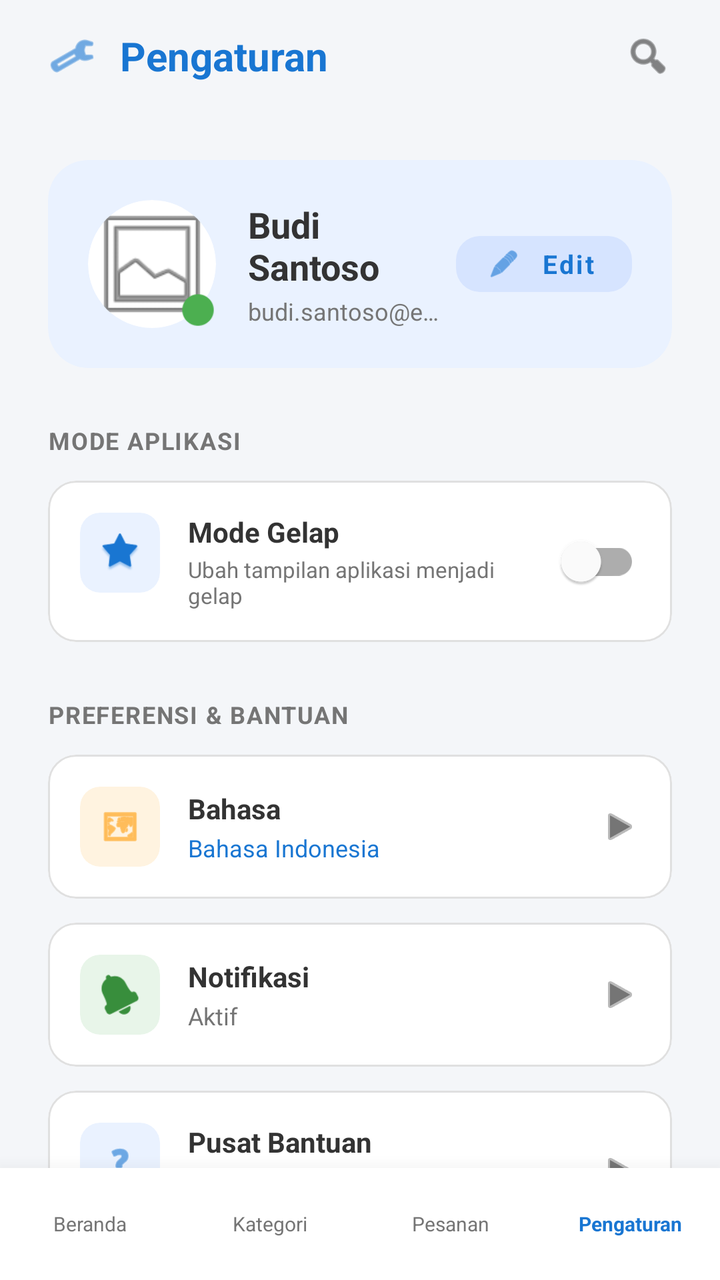
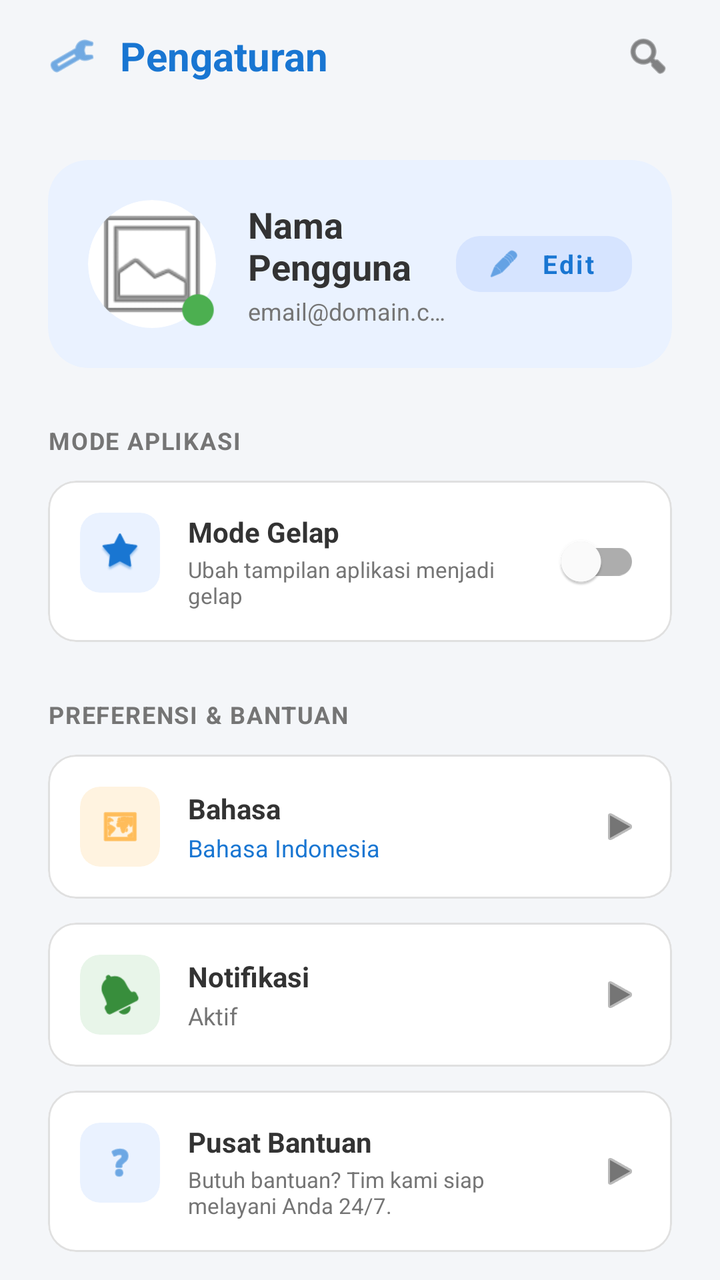

Two renders of the same Android screen: before a commit and after it. Below are the layout's source before the change and the commit's diff.
<!-- AndroidManifest.xml: application theme Theme.DataMart -->
<!-- res/layout/fragment_settings.xml -->
<?xml version="1.0" encoding="utf-8"?>
<androidx.constraintlayout.widget.ConstraintLayout xmlns:android="http://schemas.android.com/apk/res/android"
    xmlns:app="http://schemas.android.com/apk/res-auto"
    android:layout_width="match_parent"
    android:layout_height="match_parent"
    android:background="@color/background_light">

    
    <LinearLayout
        android:id="@+id/topBarSettings"
        android:layout_width="match_parent"
        android:layout_height="?attr/actionBarSize"
        android:background="@color/background_light"
        android:gravity="center_vertical"
        android:orientation="horizontal"
        android:paddingHorizontal="24dp"
        app:layout_constraintTop_toTopOf="parent">

        <ImageView
            android:layout_width="24dp"
            android:layout_height="24dp"
            android:src="@android:drawable/ic_menu_manage"
            app:tint="@color/lumina_blue" />

        <TextView
            android:layout_width="0dp"
            android:layout_height="wrap_content"
            android:layout_marginStart="12dp"
            android:layout_weight="1"
            android:text="Pengaturan"
            android:textColor="@color/lumina_blue"
            android:textSize="20sp"
            android:textStyle="bold" />

        <ImageView
            android:layout_width="24dp"
            android:layout_height="24dp"
            android:src="@android:drawable/ic_menu_search"
            app:tint="@color/text_primary" />
    </LinearLayout>

    <androidx.core.widget.NestedScrollView
        android:layout_width="match_parent"
        android:layout_height="0dp"
        android:fillViewport="true"
        app:layout_constraintTop_toBottomOf="@id/topBarSettings"
        app:layout_constraintBottom_toTopOf="@id/bottomNavigationMockSettings">

        <LinearLayout
            android:layout_width="match_parent"
            android:layout_height="wrap_content"
            android:orientation="vertical"
            android:padding="24dp">

            
            <com.google.android.material.card.MaterialCardView
                android:layout_width="match_parent"
                android:layout_height="wrap_content"
                android:layout_marginBottom="28dp"
                app:cardBackgroundColor="@color/lumina_blue_light"
                app:cardCornerRadius="20dp"
                app:cardElevation="0dp"
                app:strokeWidth="0dp">

                <RelativeLayout
                    android:layout_width="match_parent"
                    android:layout_height="wrap_content"
                    android:padding="20dp">

                    
                    <FrameLayout
                        android:id="@+id/flProfileFrame"
                        android:layout_width="64dp"
                        android:layout_height="64dp"
                        android:layout_centerVertical="true">

                        <com.google.android.material.card.MaterialCardView
                            android:layout_width="match_parent"
                            android:layout_height="match_parent"
                            app:cardCornerRadius="32dp"
                            app:cardElevation="0dp"
                            app:strokeWidth="0dp">
                            <ImageView
                                android:layout_width="match_parent"
                                android:layout_height="match_parent"
                                android:scaleType="centerCrop"
                                android:src="@android:drawable/ic_menu_gallery" />
                        </com.google.android.material.card.MaterialCardView>

                        <ImageView
                            android:layout_width="18dp"
                            android:layout_height="18dp"
                            android:layout_gravity="bottom|end"
                            android:background="@android:drawable/presence_online"
                            android:backgroundTint="#4CAF50"
                            android:padding="2dp" />
                    </FrameLayout>

                    
                    <LinearLayout
                        android:layout_width="wrap_content"
                        android:layout_height="wrap_content"
                        android:layout_centerVertical="true"
                        android:layout_marginStart="16dp"
                        android:layout_toEndOf="@id/flProfileFrame"
                        android:layout_toStartOf="@id/btnEditProfile"
                        android:orientation="vertical">
                        <TextView
                            android:id="@+id/tvProfileName"
                            android:layout_width="wrap_content"
                            android:layout_height="wrap_content"
                            android:text="Budi Santoso"
                            android:textColor="@color/text_primary"
                            android:textSize="18sp"
                            android:textStyle="bold" />
                        <TextView
                            android:id="@+id/tvProfileEmail"
                            android:layout_width="wrap_content"
                            android:layout_height="wrap_content"
                            android:layout_marginTop="2dp"
                            android:text="budi.santoso@email.com"
                            android:textColor="@color/text_secondary"
                            android:textSize="12sp"
                            android:ellipsize="end"
                            android:maxLines="1"/>
                    </LinearLayout>

                    
                    <com.google.android.material.button.MaterialButton
                        android:id="@+id/btnEditProfile"
                        style="@style/Widget.MaterialComponents.Button.UnelevatedButton"
                        android:layout_width="wrap_content"
                        android:layout_height="40dp"
                        android:layout_alignParentEnd="true"
                        android:layout_centerVertical="true"
                        android:text="Edit"
                        android:textAllCaps="false"
                        android:textColor="@color/lumina_blue"
                        android:textSize="13sp"
                        android:textStyle="bold"
                        app:backgroundTint="#D6E4FF"
                        app:cornerRadius="12dp"
                        app:icon="@android:drawable/ic_menu_edit"
                        app:iconSize="16dp"
                        app:iconTint="@color/lumina_blue"
                        app:rippleColor="#ADC8FF" />
                </RelativeLayout>
            </com.google.android.material.card.MaterialCardView>

            
            <TextView
                android:layout_width="wrap_content"
                android:layout_height="wrap_content"
                android:layout_marginBottom="12dp"
                android:text="MODE APLIKASI"
                android:textColor="@color/text_secondary"
                android:textSize="12sp"
                android:textStyle="bold"
                android:letterSpacing="0.05" />

            <com.google.android.material.card.MaterialCardView
                android:layout_width="match_parent"
                android:layout_height="wrap_content"
                android:layout_marginBottom="28dp"
                app:cardBackgroundColor="@color/white"
                app:cardCornerRadius="14dp"
                app:cardElevation="0dp"
                app:strokeColor="#E0E0E0"
                app:strokeWidth="1dp">
                <RelativeLayout
                    android:layout_width="match_parent"
                    android:layout_height="wrap_content"
                    android:padding="16dp">

                    <com.google.android.material.card.MaterialCardView
                        android:id="@+id/cvMoonIcon"
                        android:layout_width="40dp"
                        android:layout_height="40dp"
                        app:cardBackgroundColor="@color/lumina_blue_light"
                        app:cardCornerRadius="10dp"
                        app:cardElevation="0dp">
                        <ImageView
                            android:layout_width="20dp"
                            android:layout_height="20dp"
                            android:layout_gravity="center"
                            android:src="@android:drawable/star_big_on"
                            app:tint="@color/lumina_blue" />
                    </com.google.android.material.card.MaterialCardView>

                    <LinearLayout
                        android:layout_width="wrap_content"
                        android:layout_height="wrap_content"
                        android:layout_centerVertical="true"
                        android:layout_marginStart="14dp"
                        android:layout_toEndOf="@id/cvMoonIcon"
                        android:orientation="vertical">
                        <TextView
                            android:layout_width="wrap_content"
                            android:layout_height="wrap_content"
                            android:text="Mode Gelap"
                            android:textColor="@color/text_primary"
                            android:textStyle="bold"
                            android:textSize="14sp" />
                        <TextView
                            android:layout_width="180dp"
                            android:layout_height="wrap_content"
                            android:layout_marginTop="2dp"
                            android:text="Ubah tampilan aplikasi menjadi gelap"
                            android:textColor="@color/text_secondary"
                            android:textSize="11sp" />
                    </LinearLayout>

                    <com.google.android.material.switchmaterial.SwitchMaterial
                        android:id="@+id/switchTheme"
                        android:layout_width="wrap_content"
                        android:layout_height="wrap_content"
                        android:layout_alignParentEnd="true"
                        android:layout_centerVertical="true"
                        app:useMaterialThemeColors="true" />
                </RelativeLayout>
            </com.google.android.material.card.MaterialCardView>

            
            <TextView
                android:layout_width="wrap_content"
                android:layout_height="wrap_content"
                android:layout_marginBottom="12dp"
                android:text="PREFERENSI &amp; BANTUAN"
                android:textColor="@color/text_secondary"
                android:textSize="12sp"
                android:textStyle="bold"
                android:letterSpacing="0.05" />

            <com.google.android.material.card.MaterialCardView
                android:layout_width="match_parent"
                android:layout_height="wrap_content"
                android:layout_marginBottom="12dp"
                android:clickable="true"
                android:focusable="true"
                android:foreground="?attr/selectableItemBackground"
                app:cardBackgroundColor="@color/white"
                app:cardCornerRadius="14dp"
                app:cardElevation="0dp"
                app:strokeColor="#E0E0E0"
                app:strokeWidth="1dp">
                <RelativeLayout
                    android:layout_width="match_parent"
                    android:layout_height="wrap_content"
                    android:padding="16dp">
                    <com.google.android.material.card.MaterialCardView
                        android:id="@+id/cvLangIcon"
                        android:layout_width="40dp"
                        android:layout_height="40dp"
                        app:cardBackgroundColor="#FFF3E0"
                        app:cardCornerRadius="10dp"
                        app:cardElevation="0dp">
                        <ImageView
                            android:layout_width="20dp"
                            android:layout_height="20dp"
                            android:layout_gravity="center"
                            android:src="@android:drawable/ic_menu_mapmode"
                            app:tint="@color/orange_warning" />
                    </com.google.android.material.card.MaterialCardView>
                    <LinearLayout
                        android:layout_width="wrap_content"
                        android:layout_height="wrap_content"
                        android:layout_centerVertical="true"
                        android:layout_marginStart="14dp"
                        android:layout_toEndOf="@id/cvLangIcon"
                        android:orientation="vertical">
                        <TextView
                            android:layout_width="wrap_content"
                            android:layout_height="wrap_content"
                            android:text="Bahasa"
                            android:textColor="@color/text_primary"
                            android:textStyle="bold"
                            android:textSize="14sp" />
                        <TextView
                            android:layout_width="wrap_content"
                            android:layout_height="wrap_content"
                            android:layout_marginTop="2dp"
                            android:text="Bahasa Indonesia"
                            android:textColor="@color/lumina_blue"
                            android:textSize="12sp" />
                    </LinearLayout>
                    <ImageView
                        android:layout_width="20dp"
                        android:layout_height="20dp"
                        android:layout_alignParentEnd="true"
                        android:layout_centerVertical="true"
                        android:src="@android:drawable/ic_media_play"
                        app:tint="@color/text_secondary" />
                </RelativeLayout>
            </com.google.android.material.card.MaterialCardView>

            <com.google.android.material.card.MaterialCardView
                android:layout_width="match_parent"
                android:layout_height="wrap_content"
                android:layout_marginBottom="12dp"
                android:clickable="true"
                android:focusable="true"
                android:foreground="?attr/selectableItemBackground"
                app:cardBackgroundColor="@color/white"
                app:cardCornerRadius="14dp"
                app:cardElevation="0dp"
                app:strokeColor="#E0E0E0"
                app:strokeWidth="1dp">
                <RelativeLayout
                    android:layout_width="match_parent"
                    android:layout_height="wrap_content"
                    android:padding="16dp">
                    <com.google.android.material.card.MaterialCardView
                        android:id="@+id/cvNotifIcon"
                        android:layout_width="40dp"
                        android:layout_height="40dp"
                        app:cardBackgroundColor="#E8F5E9"
                        app:cardCornerRadius="10dp"
                        app:cardElevation="0dp">
                        <ImageView
                            android:layout_width="20dp"
                            android:layout_height="20dp"
                            android:layout_gravity="center"
                            android:src="@android:drawable/ic_popup_reminder"
                            app:tint="#388E3C" />
                    </com.google.android.material.card.MaterialCardView>
                    <LinearLayout
                        android:layout_width="wrap_content"
                        android:layout_height="wrap_content"
                        android:layout_centerVertical="true"
                        android:layout_marginStart="14dp"
                        android:layout_toEndOf="@id/cvNotifIcon"
                        android:orientation="vertical">
                        <TextView
                            android:layout_width="wrap_content"
                            android:layout_height="wrap_content"
                            android:text="Notifikasi"
                            android:textColor="@color/text_primary"
                            android:textStyle="bold"
                            android:textSize="14sp" />
                        <TextView
                            android:layout_width="wrap_content"
                            android:layout_height="wrap_content"
                            android:layout_marginTop="2dp"
                            android:text="Aktif"
                            android:textColor="@color/text_secondary"
                            android:textSize="12sp" />
                    </LinearLayout>
                    <ImageView
                        android:layout_width="20dp"
                        android:layout_height="20dp"
                        android:layout_alignParentEnd="true"
                        android:layout_centerVertical="true"
                        android:src="@android:drawable/ic_media_play"
                        app:tint="@color/text_secondary" />
                </RelativeLayout>
            </com.google.android.material.card.MaterialCardView>

            <com.google.android.material.card.MaterialCardView
                android:layout_width="match_parent"
                android:layout_height="wrap_content"
                android:layout_marginBottom="28dp"
                android:clickable="true"
                android:focusable="true"
                android:foreground="?attr/selectableItemBackground"
                app:cardBackgroundColor="@color/white"
                app:cardCornerRadius="14dp"
                app:cardElevation="0dp"
                app:strokeColor="#E0E0E0"
                app:strokeWidth="1dp">
                <RelativeLayout
                    android:layout_width="match_parent"
                    android:layout_height="wrap_content"
                    android:padding="16dp">
                    <com.google.android.material.card.MaterialCardView
                        android:id="@+id/cvHelpIcon"
                        android:layout_width="40dp"
                        android:layout_height="40dp"
                        app:cardBackgroundColor="@color/lumina_blue_light"
                        app:cardCornerRadius="10dp"
                        app:cardElevation="0dp">
                        <ImageView
                            android:layout_width="20dp"
                            android:layout_height="20dp"
                            android:layout_gravity="center"
                            android:src="@android:drawable/ic_menu_help"
                            app:tint="@color/lumina_blue" />
                    </com.google.android.material.card.MaterialCardView>
                    <LinearLayout
                        android:layout_width="wrap_content"
                        android:layout_height="wrap_content"
                        android:layout_centerVertical="true"
                        android:layout_marginStart="14dp"
                        android:layout_toEndOf="@id/cvHelpIcon"
                        android:orientation="vertical">
                        <TextView
                            android:layout_width="wrap_content"
                            android:layout_height="wrap_content"
                            android:text="Pusat Bantuan"
                            android:textColor="@color/text_primary"
                            android:textStyle="bold"
                            android:textSize="14sp" />
                        <TextView
                            android:layout_width="180dp"
                            android:layout_height="wrap_content"
                            android:layout_marginTop="2dp"
                            android:text="Butuh bantuan? Tim kami siap melayani Anda 24/7."
                            android:textColor="@color/text_secondary"
                            android:textSize="11sp" />
                    </LinearLayout>
                    <ImageView
                        android:layout_width="20dp"
                        android:layout_height="20dp"
                        android:layout_alignParentEnd="true"
                        android:layout_centerVertical="true"
                        android:src="@android:drawable/ic_media_play"
                        app:tint="@color/text_secondary" />
                </RelativeLayout>
            </com.google.android.material.card.MaterialCardView>

            
            <com.google.android.material.button.MaterialButton
                android:id="@+id/btnLogout"
                style="@style/Widget.MaterialComponents.Button.OutlinedButton"
                android:layout_width="match_parent"
                android:layout_height="54dp"
                android:text="Keluar Akun"
                android:textAllCaps="false"
                android:textColor="@color/red_danger"
                android:textSize="15sp"
                android:textStyle="bold"
                app:cornerRadius="12dp"
                app:icon="@android:drawable/ic_lock_power_off"
                app:iconTint="@color/red_danger"
                app:iconGravity="textStart"
                app:strokeColor="#FFCDD2"
                app:strokeWidth="1.5dp" />

            <TextView
                android:layout_width="wrap_content"
                android:layout_height="wrap_content"
                android:layout_gravity="center_horizontal"
                android:layout_marginTop="24dp"
                android:layout_marginBottom="16dp"
                android:text="Versi Aplikasi 2.4.0"
                android:textColor="@color/text_secondary"
                android:textSize="12sp" />

        </LinearLayout>
    </androidx.core.widget.NestedScrollView>

    
    <LinearLayout
        android:id="@+id/bottomNavigationMockSettings"
        android:layout_width="match_parent"
        android:layout_height="56dp"
        android:background="@color/white"
        android:elevation="16dp"
        android:orientation="horizontal"
        app:layout_constraintBottom_toBottomOf="parent">

        <TextView
            android:layout_width="0dp"
            android:layout_height="match_parent"
            android:layout_weight="1"
            android:gravity="center"
            android:text="Beranda"
            android:textColor="@color/text_secondary"
            android:textSize="10sp" />
        <TextView
            android:layout_width="0dp"
            android:layout_height="match_parent"
            android:layout_weight="1"
            android:gravity="center"
            android:text="Kategori"
            android:textColor="@color/text_secondary"
            android:textSize="10sp" />
        <TextView
            android:layout_width="0dp"
            android:layout_height="match_parent"
            android:layout_weight="1"
            android:gravity="center"
            android:text="Pesanan"
            android:textColor="@color/text_secondary"
            android:textSize="10sp" />
        <TextView
            android:layout_width="0dp"
            android:layout_height="match_parent"
            android:layout_weight="1"
            android:gravity="center"
            android:text="Pengaturan"
            android:textColor="@color/lumina_blue"
            android:textSize="10sp"
            android:textStyle="bold" />
    </LinearLayout>

</androidx.constraintlayout.widget.ConstraintLayout>
<!-- resources referenced by this layout -->
<resources>
  <color name="background_light">#F4F6F9</color>
  <color name="lumina_blue">#1976D2</color>
  <color name="lumina_blue_light">#EAF2FF</color>
  <color name="orange_warning">#FF9800</color>
  <color name="red_danger">#D32F2F</color>
  <color name="text_primary">#333333</color>
  <color name="text_secondary">#757575</color>
  <color name="white">#FFFFFFFF</color>
  <style name="Theme.DataMart" parent="Theme.MaterialComponents.DayNight.NoActionBar">
  
          <item name="colorPrimary">@color/colorPrimary</item>
          <item name="colorPrimaryVariant">@color/colorPrimaryDark</item>
          <item name="colorOnPrimary">@color/white</item>
  
          <item name="colorSecondary">@color/colorAccent</item>
          <item name="colorSecondaryVariant">@color/colorAccent</item>
          <item name="colorOnSecondary">@color/white</item>
  
          <item name="android:statusBarColor">@color/colorPrimaryDark</item>
  
          <item name="android:fontFamily">sans-serif</item>
      </style>
  <color name="colorPrimary">#1976D2</color>
  <color name="colorPrimaryDark">#115293</color>
  <color name="colorAccent">#FF4081</color>
</resources>

<!-- the commit's change to res/layout/fragment_settings.xml (unified diff, before → after) -->
@@ -1,11 +1,12 @@
 <?xml version="1.0" encoding="utf-8"?>
 <androidx.constraintlayout.widget.ConstraintLayout xmlns:android="http://schemas.android.com/apk/res/android"
     xmlns:app="http://schemas.android.com/apk/res-auto"
+    xmlns:tools="http://schemas.android.com/tools"
     android:layout_width="match_parent"
     android:layout_height="match_parent"
-    android:background="@color/background_light">
-
-    
+    android:background="@color/background_light"
+    tools:ignore="HardcodedText,ContentDescription,Spelling">
+
     <LinearLayout
         android:id="@+id/topBarSettings"
         android:layout_width="match_parent"
@@ -44,7 +45,7 @@
         android:layout_height="0dp"
         android:fillViewport="true"
         app:layout_constraintTop_toBottomOf="@id/topBarSettings"
-        app:layout_constraintBottom_toTopOf="@id/bottomNavigationMockSettings">
+        app:layout_constraintBottom_toBottomOf="parent">
 
         <LinearLayout
             android:layout_width="match_parent"
@@ -52,7 +53,6 @@
             android:orientation="vertical"
             android:padding="24dp">
 
-            
             <com.google.android.material.card.MaterialCardView
                 android:layout_width="match_parent"
                 android:layout_height="wrap_content"
@@ -67,7 +67,6 @@
                     android:layout_height="wrap_content"
                     android:padding="20dp">
 
-                    
                     <FrameLayout
                         android:id="@+id/flProfileFrame"
                         android:layout_width="64dp"
@@ -80,7 +79,9 @@
                             app:cardCornerRadius="32dp"
                             app:cardElevation="0dp"
                             app:strokeWidth="0dp">
+
                             <ImageView
+                                android:id="@+id/ivProfilePhoto"
                                 android:layout_width="match_parent"
                                 android:layout_height="match_parent"
                                 android:scaleType="centerCrop"
@@ -96,7 +97,6 @@
                             android:padding="2dp" />
                     </FrameLayout>
 
-                    
                     <LinearLayout
                         android:layout_width="wrap_content"
                         android:layout_height="wrap_content"
@@ -105,27 +105,28 @@
                         android:layout_toEndOf="@id/flProfileFrame"
                         android:layout_toStartOf="@id/btnEditProfile"
                         android:orientation="vertical">
+
                         <TextView
                             android:id="@+id/tvProfileName"
                             android:layout_width="wrap_content"
                             android:layout_height="wrap_content"
-                            android:text="Budi Santoso"
+                            android:text="Nama Pengguna"
                             android:textColor="@color/text_primary"
                             android:textSize="18sp"
                             android:textStyle="bold" />
+
                         <TextView
                             android:id="@+id/tvProfileEmail"
                             android:layout_width="wrap_content"
                             android:layout_height="wrap_content"
                             android:layout_marginTop="2dp"
-                            android:text="budi.santoso@email.com"
+                            android:text="email@domain.com"
                             android:textColor="@color/text_secondary"
                             android:textSize="12sp"
                             android:ellipsize="end"
                             android:maxLines="1"/>
                     </LinearLayout>
 
-                    
                     <com.google.android.material.button.MaterialButton
                         android:id="@+id/btnEditProfile"
                         style="@style/Widget.MaterialComponents.Button.UnelevatedButton"
@@ -147,7 +148,6 @@
                 </RelativeLayout>
             </com.google.android.material.card.MaterialCardView>
 
-            
             <TextView
                 android:layout_width="wrap_content"
                 android:layout_height="wrap_content"
@@ -220,7 +220,6 @@
                 </RelativeLayout>
             </com.google.android.material.card.MaterialCardView>
 
-            
             <TextView
                 android:layout_width="wrap_content"
                 android:layout_height="wrap_content"
@@ -417,7 +416,6 @@
                 </RelativeLayout>
             </com.google.android.material.card.MaterialCardView>
 
-            
             <com.google.android.material.button.MaterialButton
                 android:id="@+id/btnLogout"
                 style="@style/Widget.MaterialComponents.Button.OutlinedButton"
@@ -448,49 +446,4 @@
         </LinearLayout>
     </androidx.core.widget.NestedScrollView>
 
-    
-    <LinearLayout
-        android:id="@+id/bottomNavigationMockSettings"
-        android:layout_width="match_parent"
-        android:layout_height="56dp"
-        android:background="@color/white"
-        android:elevation="16dp"
-        android:orientation="horizontal"
-        app:layout_constraintBottom_toBottomOf="parent">
-
-        <TextView
-            android:layout_width="0dp"
-            android:layout_height="match_parent"
-            android:layout_weight="1"
-            android:gravity="center"
-            android:text="Beranda"
-            android:textColor="@color/text_secondary"
-            android:textSize="10sp" />
-        <TextView
-            android:layout_width="0dp"
-            android:layout_height="match_parent"
-            android:layout_weight="1"
-            android:gravity="center"
-            android:text="Kategori"
-            android:textColor="@color/text_secondary"
-            android:textSize="10sp" />
-        <TextView
-            android:layout_width="0dp"
-            android:layout_height="match_parent"
-            android:layout_weight="1"
-            android:gravity="center"
-            android:text="Pesanan"
-            android:textColor="@color/text_secondary"
-            android:textSize="10sp" />
-        <TextView
-            android:layout_width="0dp"
-            android:layout_height="match_parent"
-            android:layout_weight="1"
-            android:gravity="center"
-            android:text="Pengaturan"
-            android:textColor="@color/lumina_blue"
-            android:textSize="10sp"
-            android:textStyle="bold" />
-    </LinearLayout>
-
 </androidx.constraintlayout.widget.ConstraintLayout>
